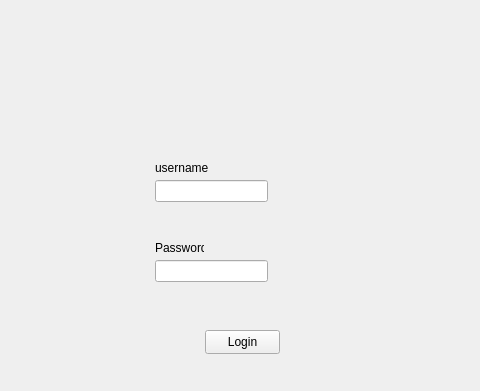
Old version of the form HTW-Connect/login.ui in the repository Zorghost/HTW-Connect; both pictures show x 125 to 605 and y 0 to 391 of the 800 by 600 pixel window.
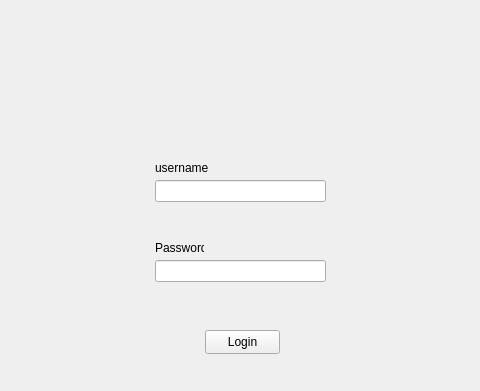
New version of the form.

Diff of the .ui file:
```diff
--- a/HTW-Connect/login.ui
+++ b/HTW-Connect/login.ui
@@ -58,7 +58,7 @@
      <rect>
       <x>280</x>
       <y>180</y>
-      <width>113</width>
+      <width>171</width>
       <height>22</height>
      </rect>
     </property>
@@ -68,7 +68,7 @@
      <rect>
       <x>280</x>
       <y>260</y>
-      <width>113</width>
+      <width>171</width>
       <height>22</height>
      </rect>
     </property>
```
